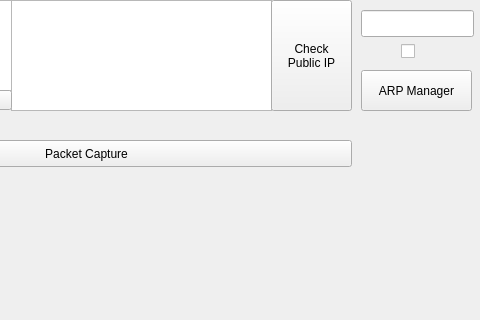
The window that NetworkHandler/NetworkHandler/mainwindow.ui (jdaeman/qt) describes before a commit, drawn with Qt 5; both pictures show x 179 to 659 and y 0 to 320 of the 659 by 600 pixel window.
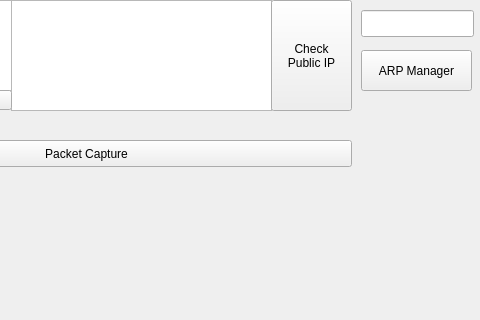
The same window after the commit.

```diff
--- a/NetworkHandler/NetworkHandler/mainwindow.ui
+++ b/NetworkHandler/NetworkHandler/mainwindow.ui
@@ -103,7 +103,7 @@
     <property name="geometry">
      <rect>
       <x>540</x>
-      <y>70</y>
+      <y>50</y>
       <width>111</width>
       <height>41</height>
      </rect>
@@ -112,19 +112,6 @@
      <string>ARP Manager</string>
     </property>
    </widget>
-   <widget class="QCheckBox" name="checkBox">
-    <property name="geometry">
-     <rect>
-      <x>580</x>
-      <y>40</y>
-      <width>21</width>
-      <height>22</height>
-     </rect>
-    </property>
-    <property name="text">
-     <string/>
-    </property>
-   </widget>
   </widget>
   <widget class="QMenuBar" name="menubar">
    <property name="geometry">
```
Left out of the diff: 2 changed lines with no effect on the pictures.
